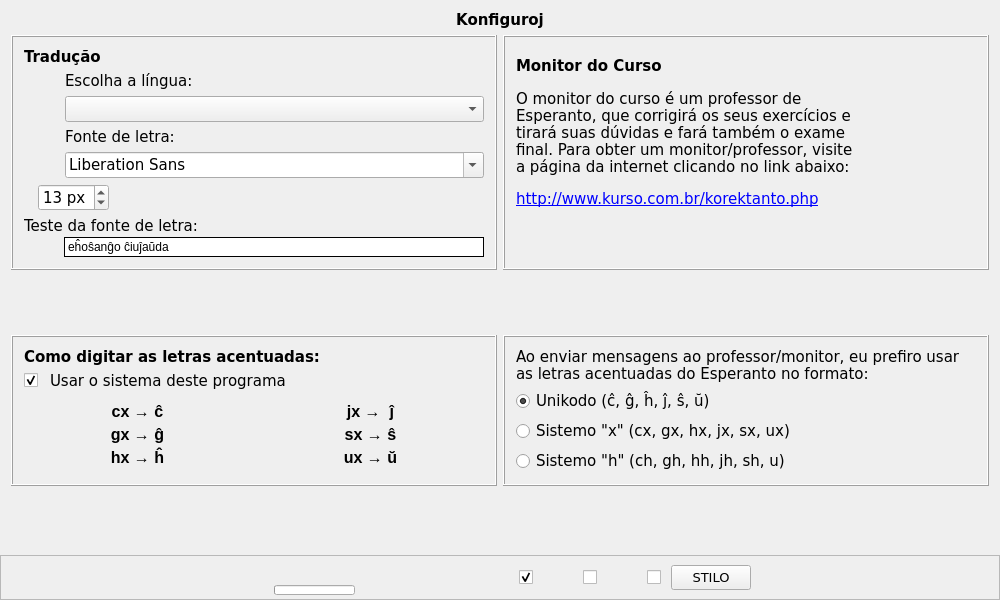
Above: kurso.ui from antono/kurso-de-esperanto before the change. Below: the same form after it.
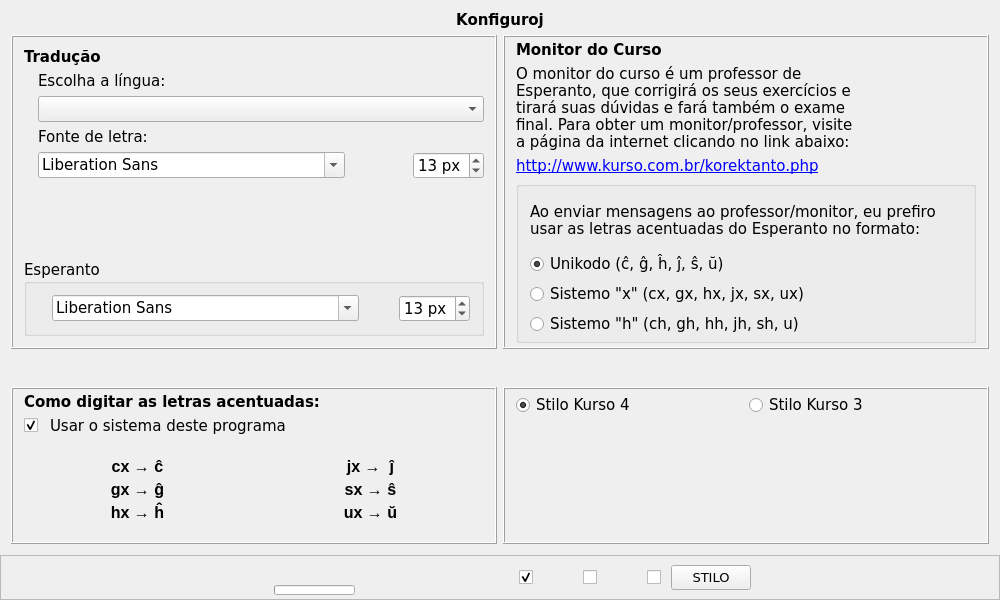
That is the form after the change. The open tabs and pages were chosen to show the change. Icons and pictures are not drawn. Custom widgets are drawn as their Qt base class.

```diff
--- a/kurso.ui
+++ b/kurso.ui
@@ -53,9 +53,6 @@
      <pointsize>10</pointsize>
     </font>
    </property>
-   <property name="styleSheet">
-    <string notr="true"/>
-   </property>
    <layout class="QVBoxLayout" name="verticalLayout_16">
     <property name="spacing">
      <number>0</number>
@@ -89,7 +86,7 @@
          </font>
         </property>
         <property name="currentIndex">
-         <number>14</number>
+         <number>15</number>
         </property>
         <widget class="QWidget" name="ChefaPagho">
          <property name="font">
@@ -412,6 +409,9 @@
             <property name="flat">
              <bool>true</bool>
             </property>
+            <property name="lingvo" stdset="0">
+             <string>traduko</string>
+            </property>
            </widget>
           </item>
           <item row="7" column="78" colspan="30">
@@ -533,6 +533,9 @@
             <property name="flat">
              <bool>true</bool>
             </property>
+            <property name="lingvo" stdset="0">
+             <string>traduko</string>
+            </property>
            </widget>
           </item>
           <item row="9" column="94" colspan="30">
@@ -654,6 +657,9 @@
             <property name="flat">
              <bool>true</bool>
             </property>
+            <property name="lingvo" stdset="0">
+             <string>traduko</string>
+            </property>
            </widget>
           </item>
           <item row="11" column="114" colspan="30">
@@ -736,6 +742,9 @@
             <property name="flat">
              <bool>true</bool>
             </property>
+            <property name="lingvo" stdset="0">
+             <string>traduko</string>
+            </property>
            </widget>
           </item>
           <item row="12" column="74" colspan="40">
@@ -1098,9 +1107,9 @@
            <family>Arial</family>
           </font>
          </property>
-         <layout class="QVBoxLayout" name="verticalLayout_13" stretch="0,2,1,2,1">
+         <layout class="QVBoxLayout" name="verticalLayout_13" stretch="0,10,1,5">
           <item>
-           <widget class="QLabel" name="Label_Konfigurado">
+           <widget class="titolo" name="Label_Konfigurado">
             <property name="font">
              <font>
               <weight>75</weight>
@@ -1128,9 +1137,15 @@
               <property name="frameShadow">
                <enum>QFrame::Raised</enum>
               </property>
-              <layout class="QVBoxLayout" name="verticalLayout_3">
+              <layout class="QVBoxLayout" name="verticalLayout_39">
                <item>
                 <widget class="titolo" name="Konfig_Label1">
+                 <property name="sizePolicy">
+                  <sizepolicy hsizetype="Preferred" vsizetype="Maximum">
+                   <horstretch>0</horstretch>
+                   <verstretch>0</verstretch>
+                  </sizepolicy>
+                 </property>
                  <property name="font">
                   <font>
                    <family>Times New Roman</family>
@@ -1147,17 +1162,11 @@
                 <layout class="QHBoxLayout" name="horizontalLayout_364">
                  <item>
                   <widget class="QLabel" name="label_131">
-                   <property name="minimumSize">
-                    <size>
-                     <width>32</width>
-                     <height>32</height>
-                    </size>
-                   </property>
-                   <property name="maximumSize">
-                    <size>
-                     <width>35</width>
-                     <height>35</height>
-                    </size>
+                   <property name="sizePolicy">
+                    <sizepolicy hsizetype="Fixed" vsizetype="Preferred">
+                     <horstretch>0</horstretch>
+                     <verstretch>0</verstretch>
+                    </sizepolicy>
                    </property>
                    <property name="text">
                     <string/>
@@ -1187,20 +1196,14 @@
                 </layout>
                </item>
                <item>
-                <layout class="QHBoxLayout" name="horizontalLayout_365">
+                <layout class="QHBoxLayout" name="horizontalLayout_21">
                  <item>
                   <widget class="QLabel" name="label_132">
-                   <property name="minimumSize">
-                    <size>
-                     <width>32</width>
-                     <height>32</height>
-                    </size>
-                   </property>
-                   <property name="maximumSize">
-                    <size>
-                     <width>35</width>
-                     <height>35</height>
-                    </size>
+                   <property name="sizePolicy">
+                    <sizepolicy hsizetype="Fixed" vsizetype="Preferred">
+                     <horstretch>0</horstretch>
+                     <verstretch>0</verstretch>
+                    </sizepolicy>
                    </property>
                    <property name="text">
                     <string/>
@@ -1214,7 +1217,7 @@
                   </widget>
                  </item>
                  <item>
-                  <layout class="QVBoxLayout" name="verticalLayout_127">
+                  <layout class="QVBoxLayout" name="verticalLayout_3">
                    <item>
                     <widget class="QLabel" name="Konfig_Label3">
                      <property name="text">
@@ -1226,16 +1229,38 @@
                     </widget>
                    </item>
                    <item>
-                    <widget class="QFontComboBox" name="Tiparo"/>
-                   </item>
-                  </layout>
-                 </item>
-                </layout>
-               </item>
-               <item>
                 <layout class="QHBoxLayout" name="horizontalLayout">
+                     <item>
+                      <widget class="QFontComboBox" name="Tiparo">
+                       <property name="sizePolicy">
+                        <sizepolicy hsizetype="Preferred" vsizetype="Fixed">
+                         <horstretch>0</horstretch>
+                         <verstretch>0</verstretch>
+                        </sizepolicy>
+                       </property>
+                      </widget>
+                     </item>
+                     <item>
+                      <spacer name="horizontalSpacer">
+                       <property name="orientation">
+                        <enum>Qt::Horizontal</enum>
+                       </property>
+                       <property name="sizeHint" stdset="0">
+                        <size>
+                         <width>40</width>
+                         <height>20</height>
+                        </size>
+                       </property>
+                      </spacer>
+                     </item>
                  <item>
                   <widget class="QLabel" name="label_20">
+                       <property name="sizePolicy">
+                        <sizepolicy hsizetype="Fixed" vsizetype="Preferred">
+                         <horstretch>0</horstretch>
+                         <verstretch>0</verstretch>
+                        </sizepolicy>
+                       </property>
                    <property name="text">
                     <string/>
                    </property>
@@ -1246,6 +1271,12 @@
                  </item>
                  <item>
                   <widget class="QSpinBox" name="LiterGrando">
+                       <property name="sizePolicy">
+                        <sizepolicy hsizetype="Minimum" vsizetype="Preferred">
+                         <horstretch>0</horstretch>
+                         <verstretch>0</verstretch>
+                        </sizepolicy>
+                       </property>
                    <property name="suffix">
                     <string> px</string>
                    </property>
@@ -1260,82 +1291,113 @@
                    </property>
                   </widget>
                  </item>
+                    </layout>
+                   </item>
+                  </layout>
+                 </item>
+                </layout>
+               </item>
                  <item>
-                  <spacer name="horizontalSpacer">
+                <spacer name="verticalSpacer_3">
                    <property name="orientation">
-                    <enum>Qt::Horizontal</enum>
+                  <enum>Qt::Vertical</enum>
                    </property>
                    <property name="sizeHint" stdset="0">
                     <size>
-                     <width>40</width>
-                     <height>20</height>
+                   <width>20</width>
+                   <height>40</height>
                     </size>
                    </property>
                   </spacer>
                  </item>
-                </layout>
-               </item>
                <item>
-                <layout class="QVBoxLayout" name="verticalLayout_196">
-                 <property name="spacing">
-                  <number>2</number>
+                <widget class="QGroupBox" name="groupBoxEo">
+                 <property name="title">
+                  <string>Esperanto</string>
                  </property>
+                 <layout class="QHBoxLayout" name="horizontalLayout_20">
                  <item>
-                  <widget class="QLabel" name="Konfig_Label10">
+                   <widget class="QLabel" name="label_134">
+                    <property name="sizePolicy">
+                     <sizepolicy hsizetype="Fixed" vsizetype="Fixed">
+                      <horstretch>0</horstretch>
+                      <verstretch>0</verstretch>
+                     </sizepolicy>
+                    </property>
                    <property name="text">
-                    <string notr="true">Teste da fonte de letra:</string>
-                   </property>
-                   <property name="alignment">
-                    <set>Qt::AlignBottom|Qt::AlignLeading|Qt::AlignLeft</set>
-                   </property>
-                   <property name="wordWrap">
-                    <bool>true</bool>
+                     <string/>
+                    </property>
+                    <property name="pixmap">
+                     <pixmap resource="ikonoj.qrc">:/ikonoj/tiparo.png</pixmap>
+                    </property>
+                    <property name="scaledContents">
+                     <bool>false</bool>
                    </property>
                   </widget>
                  </item>
                  <item>
-                  <layout class="QHBoxLayout" name="horizontalLayout_366">
+                   <widget class="QFontComboBox" name="TiparoEo">
+                    <property name="sizePolicy">
+                     <sizepolicy hsizetype="Preferred" vsizetype="Fixed">
+                      <horstretch>0</horstretch>
+                      <verstretch>0</verstretch>
+                     </sizepolicy>
+                    </property>
+                   </widget>
+                  </item>
                    <item>
-                    <spacer name="horizontalSpacer_19">
+                   <spacer name="horizontalSpacer_9">
                      <property name="orientation">
                       <enum>Qt::Horizontal</enum>
                      </property>
-                     <property name="sizeType">
-                      <enum>QSizePolicy::Fixed</enum>
-                     </property>
                      <property name="sizeHint" stdset="0">
                       <size>
-                       <width>40</width>
+                      <width>76</width>
                        <height>20</height>
                       </size>
                      </property>
                     </spacer>
                    </item>
                    <item>
-                    <widget class="QLabel" name="label_120">
-                     <property name="minimumSize">
-                      <size>
-                       <width>0</width>
-                       <height>0</height>
-                      </size>
-                     </property>
-                     <property name="styleSheet">
-                      <string notr="true">background: white;</string>
-                     </property>
-                     <property name="frameShape">
-                      <enum>QFrame::Box</enum>
-                     </property>
-                     <property name="text">
-                      <string>eĥoŝanĝo ĉiuĵaŭda</string>
-                     </property>
-                     <property name="wordWrap">
-                      <bool>true</bool>
-                     </property>
+                   <widget class="QLabel" name="label_21">
+                    <property name="sizePolicy">
+                     <sizepolicy hsizetype="Fixed" vsizetype="Preferred">
+                      <horstretch>0</horstretch>
+                      <verstretch>0</verstretch>
+                     </sizepolicy>
+                    </property>
+                    <property name="text">
+                     <string/>
+                    </property>
+                    <property name="pixmap">
+                     <pixmap resource="ikonoj.qrc">:/ikonoj/litergrando.png</pixmap>
+                    </property>
+                   </widget>
+                  </item>
+                  <item>
+                   <widget class="QSpinBox" name="LiterGrandoEo">
+                    <property name="sizePolicy">
+                     <sizepolicy hsizetype="Minimum" vsizetype="Preferred">
+                      <horstretch>0</horstretch>
+                      <verstretch>0</verstretch>
+                     </sizepolicy>
+                    </property>
+                    <property name="suffix">
+                     <string> px</string>
+                    </property>
+                    <property name="minimum">
+                     <number>10</number>
+                    </property>
+                    <property name="maximum">
+                     <number>20</number>
+                    </property>
+                    <property name="value">
+                     <number>13</number>
+                    </property>
                     </widget>
                    </item>
                   </layout>
-                 </item>
-                </layout>
+                </widget>
                </item>
               </layout>
              </widget>
@@ -1349,6 +1411,12 @@
                <enum>QFrame::Raised</enum>
               </property>
               <layout class="QVBoxLayout" name="verticalLayout_192">
+               <property name="topMargin">
+                <number>4</number>
+               </property>
+               <property name="bottomMargin">
+                <number>4</number>
+               </property>
                <item>
                 <widget class="titolo" name="Konfig_Label5">
                  <property name="font">
@@ -1391,20 +1459,57 @@
                 </widget>
                </item>
                <item>
-                <spacer name="verticalSpacer_9">
-                 <property name="orientation">
-                  <enum>Qt::Vertical</enum>
-                 </property>
-                 <property name="sizeType">
-                  <enum>QSizePolicy::Preferred</enum>
-                 </property>
-                 <property name="sizeHint" stdset="0">
-                  <size>
-                   <width>20</width>
-                   <height>40</height>
-                  </size>
-                 </property>
-                </spacer>
+                <widget class="QGroupBox" name="konfig_send_literoj">
+                 <layout class="QVBoxLayout" name="verticalLayout_129" stretch="0,1">
+                  <property name="spacing">
+                   <number>3</number>
+                  </property>
+                  <property name="topMargin">
+                   <number>4</number>
+                  </property>
+                  <property name="bottomMargin">
+                   <number>4</number>
+                  </property>
+                  <item>
+                   <widget class="QLabel" name="Konfig_Label4">
+                    <property name="text">
+                     <string notr="true">Ao enviar mensagens ao professor/monitor, eu prefiro usar as letras acentuadas do Esperanto no formato:</string>
+                    </property>
+                    <property name="wordWrap">
+                     <bool>true</bool>
+                    </property>
+                   </widget>
+                  </item>
+                  <item>
+                   <layout class="QVBoxLayout" name="verticalLayout_128">
+                    <item>
+                     <widget class="QRadioButton" name="radioButton">
+                      <property name="text">
+                       <string>Unikodo (ĉ, ĝ, ĥ, ĵ, ŝ, ŭ)</string>
+                      </property>
+                      <property name="checked">
+                       <bool>true</bool>
+                      </property>
+                     </widget>
+                    </item>
+                    <item>
+                     <widget class="QRadioButton" name="radioButton_2">
+                      <property name="text">
+                       <string>Sistemo &quot;x&quot; (cx, gx, hx, jx, sx, ux)</string>
+                      </property>
+                     </widget>
+                    </item>
+                    <item>
+                     <widget class="QRadioButton" name="radioButton_3">
+                      <property name="text">
+                       <string>Sistemo &quot;h&quot; (ch, gh, hh, jh, sh, u)</string>
+                      </property>
+                     </widget>
+                    </item>
+                   </layout>
+                  </item>
+                 </layout>
+                </widget>
                </item>
               </layout>
              </widget>
@@ -1425,7 +1530,7 @@
            </spacer>
           </item>
           <item>
-           <layout class="QHBoxLayout" name="horizontalLayout_3" stretch="1,1">
+           <layout class="QHBoxLayout" name="horizontalLayout_3">
             <item>
              <widget class="QFrame" name="konfig_tajpado">
               <property name="frameShape">
@@ -1435,6 +1540,12 @@
                <enum>QFrame::Raised</enum>
               </property>
               <layout class="QVBoxLayout" name="verticalLayout_162" stretch="0,0,1">
+               <property name="topMargin">
+                <number>4</number>
+               </property>
+               <property name="bottomMargin">
+                <number>4</number>
+               </property>
                <item>
                 <widget class="titolo" name="Konfig_Label9">
                  <property name="font">
@@ -1540,30 +1651,29 @@
              </widget>
             </item>
             <item>
-             <widget class="QFrame" name="konfig_send_literoj">
+             <widget class="QFrame" name="Fenestra_Stilo">
               <property name="frameShape">
                <enum>QFrame::Box</enum>
               </property>
               <property name="frameShadow">
                <enum>QFrame::Raised</enum>
               </property>
-              <layout class="QVBoxLayout" name="verticalLayout_129" stretch="0,1">
-               <item>
-                <widget class="QLabel" name="Konfig_Label4">
-                 <property name="text">
-                  <string notr="true">Ao enviar mensagens ao professor/monitor, eu prefiro usar as letras acentuadas do Esperanto no formato:</string>
-                 </property>
-                 <property name="wordWrap">
-                  <bool>true</bool>
-                 </property>
-                </widget>
-               </item>
+              <layout class="QVBoxLayout" name="verticalLayout_26">
+               <property name="spacing">
+                <number>4</number>
+               </property>
+               <property name="topMargin">
+                <number>4</number>
+               </property>
+               <property name="bottomMargin">
+                <number>4</number>
+               </property>
                <item>
-                <layout class="QVBoxLayout" name="verticalLayout_128">
+                <layout class="QHBoxLayout" name="horizontalLayout_13">
                  <item>
-                  <widget class="QRadioButton" name="radioButton">
+                  <widget class="QRadioButton" name="stilo_kurso4">
                    <property name="text">
-                    <string>Unikodo (ĉ, ĝ, ĥ, ĵ, ŝ, ŭ)</string>
+                    <string>Stilo Kurso 4</string>
                    </property>
                    <property name="checked">
                     <bool>true</bool>
@@ -1571,19 +1681,36 @@
                   </widget>
                  </item>
                  <item>
-                  <widget class="QRadioButton" name="radioButton_2">
+                  <widget class="QRadioButton" name="stilo_kurso3">
                    <property name="text">
-                    <string>Sistemo &quot;x&quot; (cx, gx, hx, jx, sx, ux)</string>
+                    <string>Stilo Kurso 3</string>
                    </property>
                   </widget>
                  </item>
+                </layout>
+               </item>
                  <item>
-                  <widget class="QRadioButton" name="radioButton_3">
+                <layout class="QHBoxLayout" name="horizontalLayout_14">
+                 <item>
+                  <widget class="QLabel" name="label_4">
                    <property name="text">
-                    <string>Sistemo &quot;h&quot; (ch, gh, hh, jh, sh, u)</string>
+                    <string/>
                    </property>
+                   <property name="pixmap">
+                    <pixmap resource="ikonoj.qrc">:/ikonoj/hejmo/menuo_flanka.png</pixmap>
+                   </property>
                   </widget>
                  </item>
+                 <item>
+                  <widget class="QLabel" name="label_5">
+                   <property name="text">
+                    <string/>
+                   </property>
+                   <property name="pixmap">
+                    <pixmap resource="ikonoj.qrc">:/ikonoj/hejmo/menuo_supra.png</pixmap>
+                   </property>
+                  </widget>
+                 </item>
                 </layout>
                </item>
               </layout>
@@ -1591,19 +1718,6 @@
             </item>
            </layout>
           </item>
-          <item>
-           <spacer name="verticalSpacer_3">
-            <property name="orientation">
-             <enum>Qt::Vertical</enum>
-            </property>
-            <property name="sizeHint" stdset="0">
-             <size>
-              <width>20</width>
-              <height>25</height>
-             </size>
-            </property>
-           </spacer>
-          </item>
          </layout>
         </widget>
         <widget class="QWidget" name="Pagho_Kreditoj">
@@ -1629,7 +1743,7 @@
            <number>0</number>
           </property>
           <item>
-           <widget class="QLabel" name="Label_Kreditoj">
+           <widget class="titolo" name="Label_Kreditoj">
             <property name="sizePolicy">
              <sizepolicy hsizetype="Preferred" vsizetype="Maximum">
               <horstretch>0</horstretch>
@@ -1719,6 +1833,9 @@
                         <property name="wordWrap">
                          <bool>true</bool>
                         </property>
+                        <property name="lingvo" stdset="0">
+                         <string>eo</string>
+                        </property>
                        </widget>
                       </item>
                      </layout>
@@ -1812,6 +1929,9 @@
                         <property name="wordWrap">
                          <bool>true</bool>
                         </property>
+                        <property name="lingvo" stdset="0">
+                         <string>eo</string>
+                        </property>
                        </widget>
                       </item>
                      </layout>
@@ -1857,6 +1977,9 @@
                         <property name="wordWrap">
                          <bool>true</bool>
                         </property>
+                        <property name="lingvo" stdset="0">
+                         <string>eo</string>
+                        </property>
                        </widget>
                       </item>
                      </layout>
@@ -1918,6 +2041,9 @@
                         <property name="wordWrap">
                          <bool>true</bool>
                         </property>
+                        <property name="lingvo" stdset="0">
+                         <string>eo</string>
+                        </property>
                        </widget>
                       </item>
                      </layout>
@@ -1967,6 +2093,9 @@
                         <property name="wordWrap">
                          <bool>true</bool>
                         </property>
+                        <property name="lingvo" stdset="0">
+                         <string>eo</string>
+                        </property>
                        </widget>
                       </item>
                      </layout>
@@ -2004,6 +2133,9 @@
                 <property name="wordWrap">
                  <bool>true</bool>
                 </property>
+                <property name="lingvo" stdset="0">
+                 <string>eo</string>
+                </property>
                </widget>
               </item>
              </layout>
@@ -2195,7 +2327,7 @@
                     <item>
                      <widget class="QLabel" name="Versio_Kredit">
                       <property name="text">
-                       <string notr="true">4.0.2 (aprilo/2012)</string>
+                       <string notr="true">4.1.1 (junio/2012)</string>
                       </property>
                       <property name="textFormat">
                        <enum>Qt::PlainText</enum>
@@ -2203,6 +2335,12 @@
                       <property name="wordWrap">
                        <bool>true</bool>
                       </property>
+                      <property name="tipo" stdset="0">
+                       <string>esperanta</string>
+                      </property>
+                      <property name="lingvo" stdset="0">
+                       <string>eo</string>
+                      </property>
                      </widget>
                     </item>
                    </layout>
@@ -2264,6 +2402,9 @@
                           <property name="wordWrap">
                            <bool>true</bool>
                           </property>
+                          <property name="tipo" stdset="0">
+                           <string>esperanta</string>
+                          </property>
                          </widget>
                         </item>
                         <item>
@@ -2284,6 +2425,9 @@
                           <property name="openExternalLinks">
                            <bool>true</bool>
                           </property>
+                          <property name="tipo" stdset="0">
+                           <string>esperanta</string>
+                          </property>
                          </widget>
                         </item>
                        </layout>
@@ -2321,6 +2465,9 @@
                           <property name="openExternalLinks">
                            <bool>true</bool>
                           </property>
+                          <property name="tipo" stdset="0">
+                           <string>esperanta</string>
+                          </property>
                          </widget>
                         </item>
                        </layout>
@@ -2789,6 +2936,19 @@
            </property>
           </widget>
          </item>
+         <item>
+          <widget class="QPushButton" name="kurso3_stilo_leciono">
+           <property name="text">
+            <string/>
+           </property>
+           <property name="flat">
+            <bool>true</bool>
+           </property>
+           <property name="tipo" stdset="0">
+            <string notr="true">leciona</string>
+           </property>
+          </widget>
+         </item>
          <item>
           <spacer name="horizontalSpacer_42">
            <property name="orientation">
```
Left out of the diff: 37 changed lines with no effect on the pictures. Lines whose indentation alone changed are shown as unchanged.
